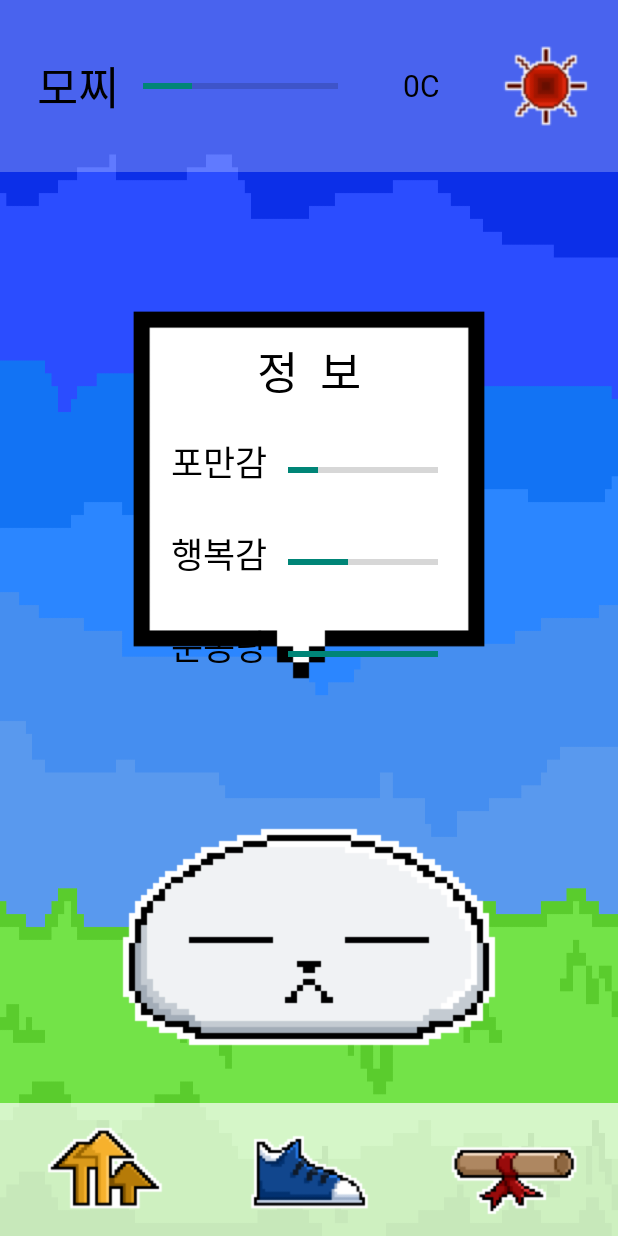
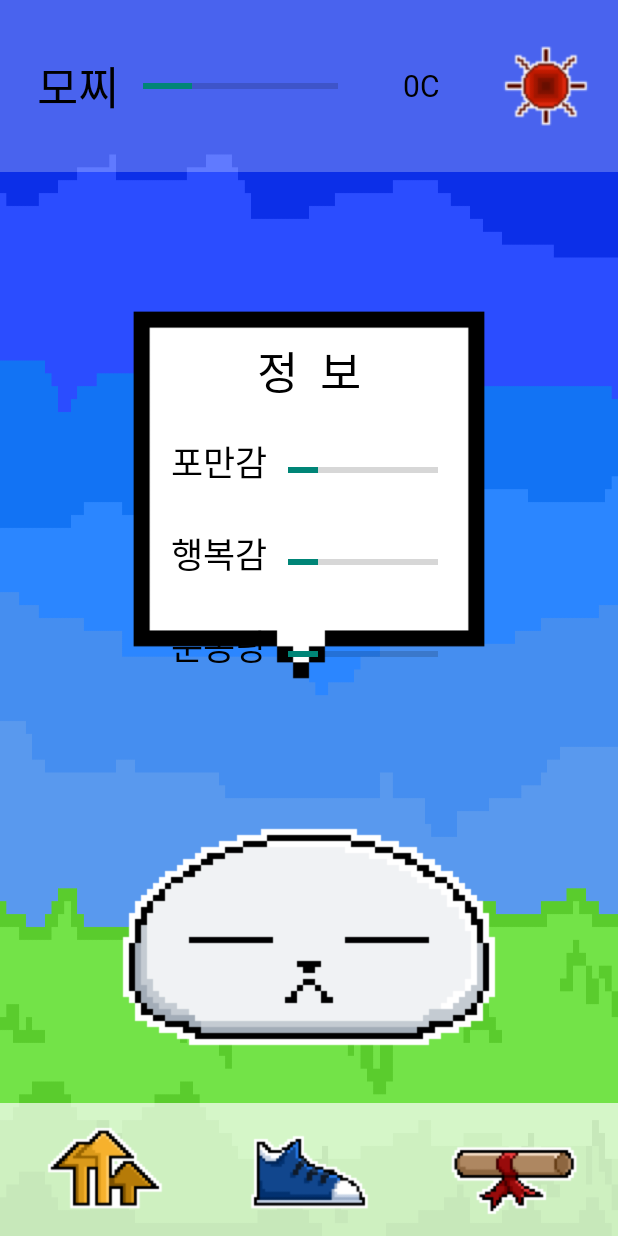
Before and after one commit to sujin9/ZARAZARA, an Android app: the screen it shows after launch (MainActivity), after a tap on an icon or button, on a phone screen of 412 x 824 dp. Run offline under Robolectric (Android 15) with nearby library versions, the phone set to English and light mode, and no system bars; 1 other tap on this screen came first.

Commit message:
UPDATE 모찌상태 프로그레스바 수치 실시간 적용

```diff
--- a/app/src/main/java/com/example/zarazara/MainActivity.kt
+++ b/app/src/main/java/com/example/zarazara/MainActivity.kt
@@ -24,8 +24,16 @@ class MainActivity : AppCompatActivity() {
     var gaugeHappy:Int = 20      // 행복도
 
     lateinit var coinText:TextView
+    lateinit var fullProgressBar:ProgressBar
+    lateinit var happyProgressBar:ProgressBar
+    lateinit var exerciseProgressBar:ProgressBar
+    lateinit var totalExpProgreeBar:ProgressBar
+    lateinit var mealExpProgressBar:ProgressBar
+    lateinit var exerciseExpProgressBar:ProgressBar
+    lateinit var hobbyExpProgressBar:ProgressBar
 
     lateinit var sharedPreferences:SharedPreferences
+
     // 토스트 관련
     lateinit var toast:Toast
     lateinit var toastLayout:View
@@ -54,7 +62,16 @@ class MainActivity : AppCompatActivity() {
         var raiseIntent = Intent(this, RaiseActivity::class.java)
         var walkIntent = Intent(this, WalkActivity::class.java)
         var missionIntent = Intent(this, MissionActivity::class.java)
-        // 토스트
+        // 모찌 상태 프로그레스바
+        fullProgressBar = findViewById<ProgressBar>(R.id.full_progressbar)
+        happyProgressBar = findViewById<ProgressBar>(R.id.happy_progressbar)
+        exerciseProgressBar = findViewById<ProgressBar>(R.id.exercise_progressbar)
+        // 상단 경험치 프로그레스바
+        totalExpProgreeBar = findViewById<ProgressBar>(R.id.expProgressBar)
+        mealExpProgressBar = findViewById<ProgressBar>(R.id.p_meal_progressbar)
+        exerciseExpProgressBar = findViewById<ProgressBar>(R.id.p_exercise_progressbar)
+        hobbyExpProgressBar = findViewById<ProgressBar>(R.id.p_hobby_progressbar)
+        // 토스트 관련
         var customToastLayout = findViewById<LinearLayout>(R.id.customToastLayout)
         toastLayout = layoutInflater.inflate(R.layout.custom_toast, customToastLayout)
         toastText = toastLayout.findViewById<TextView>(R.id.customToastText)
@@ -76,9 +93,6 @@ class MainActivity : AppCompatActivity() {
             editor.apply()
 
             // 첫 접속 날짜 저장
-        //    now = java.lang.System.currentTimeMillis()
-        //    date = java.util.Date(now)
-        //    nowDate = sdt.format(date)
             editor.putString("currentDate", nowDate)
             // 초기 설정 저장
             editor.putInt("userCoin", userCoin)
@@ -95,10 +109,6 @@ class MainActivity : AppCompatActivity() {
         }
         else {
             // 접속 날짜 변경 비교 --> 코인 획득
-        //    now = java.lang.System.currentTimeMillis()
-        //    date = java.util.Date(now)
-        //    nowDate = sdt.format(date)
-
             // Log.d("CheckDateChanged", sharedPreferences.getString("currentDate", "Default").toString()+" & "+nowDate))
             if(checkDateChanged(
                             sharedPreferences.getString("currentDate", "Default").toString(), nowDate)) {
@@ -148,9 +158,7 @@ class MainActivity : AppCompatActivity() {
         // 모찌 상태 출력
         showMozziInfoBubble()
         // 프로그레스바 설정
-    //    gaugeFull = sharedPreferences.getInt("gaugeFull", 0)
-    //    gaugeHealth = sharedPreferences.getInt("gaugeHealth", 0)
-    //    gaugeHappy = sharedPreferences.getInt("gaugeHappy", 0)
+        setMozziProgress()
 
     }
 
@@ -159,9 +167,22 @@ class MainActivity : AppCompatActivity() {
     override fun onResume() {
         super.onResume()
         coinText.text = sharedPreferences.getInt("userCoin", 0).toString()+"C"
-        Log.d("CheckFullGauge", sharedPreferences.getInt("gaugeFull", 0).toString())
-        Log.d("CheckHappyGauge", sharedPreferences.getInt("gaugeHappy", 0).toString())
-        Log.d("CheckHealthGauge", sharedPreferences.getInt("gaugeHealth", 0).toString())
+    //    Log.d("CheckFullGauge", sharedPreferences.getInt("gaugeFull", 0).toString())
+    //    Log.d("CheckHappyGauge", sharedPreferences.getInt("gaugeHappy", 0).toString())
+    //    Log.d("CheckHealthGauge", sharedPreferences.getInt("gaugeHealth", 0).toString())
+        setMozziProgress()
+    }
+
+    // 모찌 상태 프로그레스바 설정
+    fun setMozziProgress() {
+        gaugeFull = sharedPreferences.getInt("gaugeFull", 0)
+        gaugeHealth = sharedPreferences.getInt("gaugeHealth", 0)
+        gaugeHappy = sharedPreferences.getInt("gaugeHappy", 0)
+        Log.d("CheckGauge","full "+gaugeFull+"| health "+gaugeHealth+"| happy "+gaugeHappy)
+
+        fullProgressBar.setProgress(gaugeFull)
+        exerciseProgressBar.setProgress(gaugeHealth)
+        happyProgressBar.setProgress(gaugeHappy)
     }
 
     // 모찌 상태 말풍선 출력
@@ -173,7 +194,6 @@ class MainActivity : AppCompatActivity() {
         //클릭시 말풍선 띄우고 다시 클릭시 사라짐
         var mozzi = findViewById<ImageButton>(R.id.mozzi)   //모찌
         var mozzispeech = findViewById<LinearLayout>(R.id.mozzi_speech)    //모찌말풍선
-        var progressBar = findViewById<ProgressBar>(R.id.progressBar)   //경험치바
         var progressspeech = findViewById<LinearLayout>(R.id.progressBar_speech)    //경험치바말풍선
 
         mozzi.setOnClickListener {
@@ -195,7 +215,7 @@ class MainActivity : AppCompatActivity() {
             }
         }
 
-        progressBar.setOnClickListener {
+        totalExpProgreeBar.setOnClickListener {
             if (progressspeech.visibility == View.INVISIBLE) {
                 if(mozzi_num == 0){
                     progressspeech.visibility = View.VISIBLE
--- a/app/src/main/res/layout/activity_main.xml
+++ b/app/src/main/res/layout/activity_main.xml
@@ -31,7 +31,7 @@
 
         <!-- 경험치 바 -->
         <ProgressBar
-            android:id="@+id/progressBar"
+            android:id="@+id/expProgressBar"
             style="?android:attr/progressBarStyleHorizontal"
             android:layout_width="0dp"
             android:layout_height="wrap_content"
@@ -80,7 +80,7 @@
         android:layout_height="0dp"
         android:layout_weight="7">
 
-        <!--모찌 선택할 수 있게끔 말풍선 띄우기용 -->
+        <!--상단 프로그레스바 말풍선 -->
         <LinearLayout
             android:layout_width="match_parent"
             android:layout_height="match_parent"
@@ -199,6 +199,7 @@
                 android:translationY="40dp"
                 app:srcCompat="@drawable/speech_bubble" />
 
+            <!-- 모찌 선택 시 상태 말풍선 -->
             <TextView
                 android:id="@+id/profile"
                 android:layout_width="match_parent"
@@ -230,8 +231,7 @@
                 style="?android:attr/progressBarStyleHorizontal"
                 android:layout_width="100dp"
                 android:layout_height="wrap_content"
-                android:max="5"
-                android:progress="1"
+                android:max="100"
                 android:layout_marginLeft="192dp"
                 android:translationY="-230dp"/>
 
@@ -254,8 +254,7 @@
                 style="?android:attr/progressBarStyleHorizontal"
                 android:layout_width="100dp"
                 android:layout_height="wrap_content"
-                android:max="5"
-                android:progress="2"
+                android:max="100"
                 android:layout_marginLeft="192dp"
                 android:translationY="-220dp"/>
 
@@ -278,8 +277,7 @@
                 style="?android:attr/progressBarStyleHorizontal"
                 android:layout_width="100dp"
                 android:layout_height="wrap_content"
-                android:max="5"
-                android:progress="5"
+                android:max="100"
                 android:layout_marginLeft="192dp"
                 android:translationY="-210dp"/>
         </LinearLayout>
--- a/app/src/main/res/layout/activity_mission.xml
+++ b/app/src/main/res/layout/activity_mission.xml
@@ -29,7 +29,7 @@
 
         <!-- 경험치 바 -->
         <ProgressBar
-            android:id="@id/progressBar"
+            android:id="@id/expProgressBar"
             style="?android:attr/progressBarStyleHorizontal"
             android:layout_width="0dp"
             android:layout_height="wrap_content"
--- a/app/src/main/res/layout/activity_raise.xml
+++ b/app/src/main/res/layout/activity_raise.xml
@@ -29,7 +29,7 @@
 
         <!-- 경험치 바 -->
         <ProgressBar
-            android:id="@id/progressBar"
+            android:id="@id/expProgressBar"
             style="?android:attr/progressBarStyleHorizontal"
             android:layout_width="0dp"
             android:layout_height="wrap_content"
--- a/app/src/main/res/layout/activity_walk.xml
+++ b/app/src/main/res/layout/activity_walk.xml
@@ -28,7 +28,7 @@
 
         <!-- 경험치 바 -->
         <ProgressBar
-            android:id="@id/progressBar"
+            android:id="@id/expProgressBar"
             style="?android:attr/progressBarStyleHorizontal"
             android:layout_width="0dp"
             android:layout_height="wrap_content"
```
